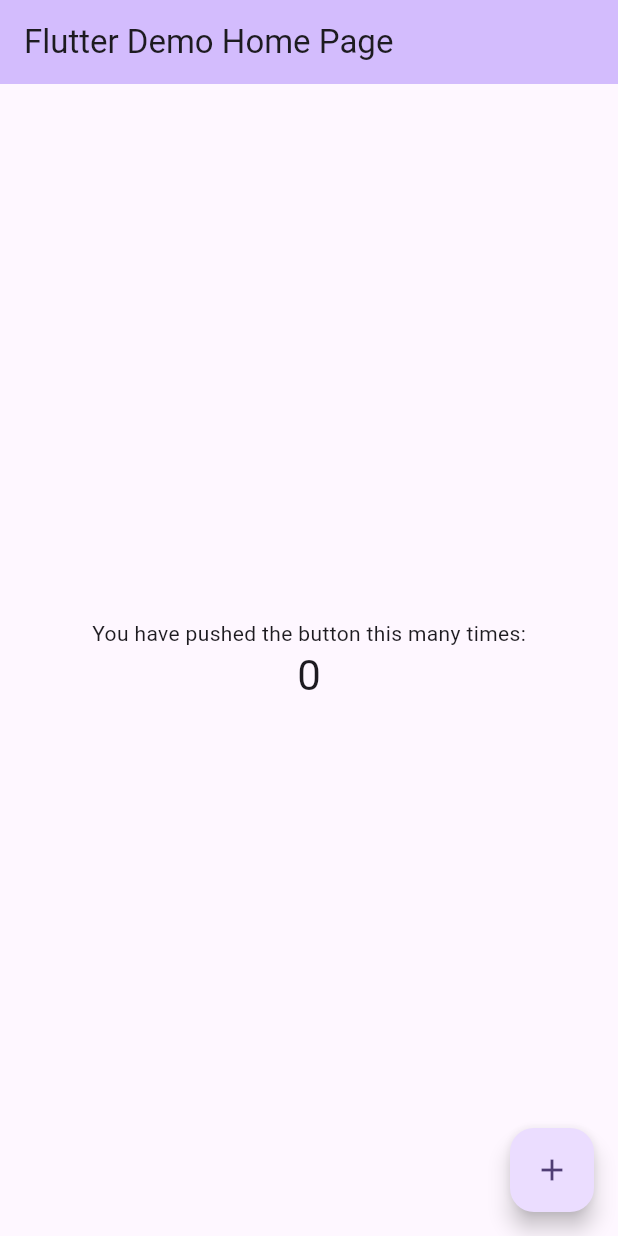
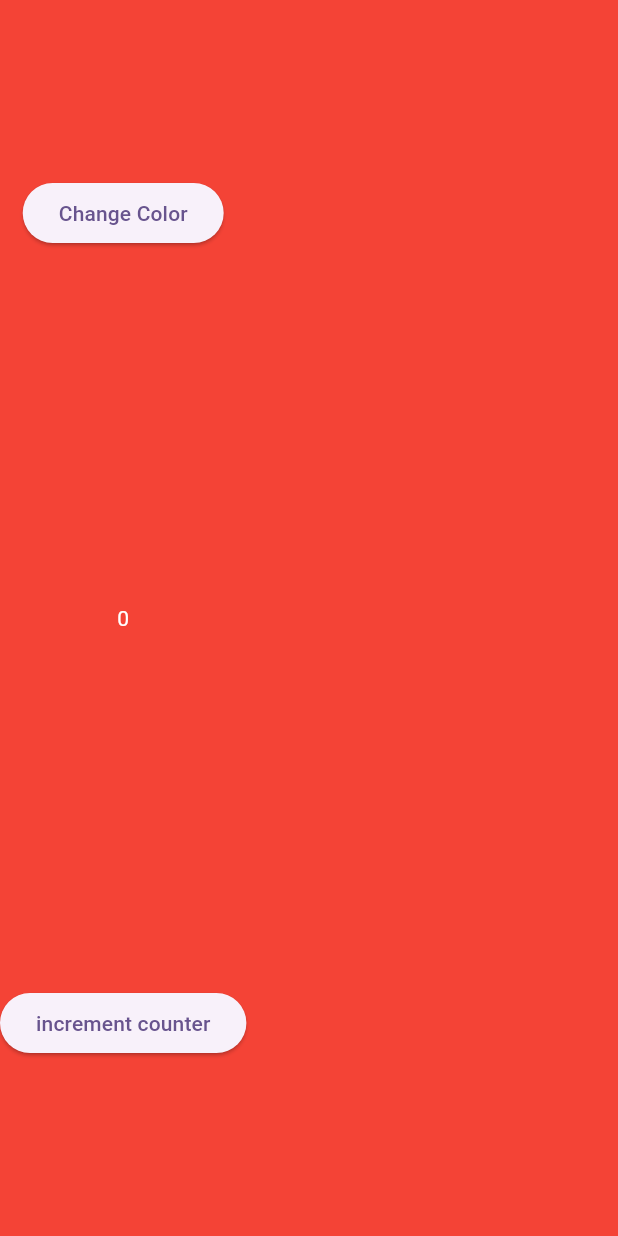
Before and after one commit to Qunnnn/bloc, a Flutter app: the screen it shows after launch, on a phone screen of 412 x 824 dp. Run offline on Flutter 3.47's test engine with Material 2 defaults, Android fonts, the light colour scheme and no system bars; our stand-ins replace equatable, flutter_bloc.

Commit message:
done bloc_2_bloc

```diff
--- /dev/null
+++ b/bloc_2_bloc/lib/blocs/color/color_bloc.dart
@@ -0,0 +1,22 @@
+import 'package:equatable/equatable.dart';
+import 'package:flutter/material.dart';
+import 'package:flutter_bloc/flutter_bloc.dart';
+
+part 'color_state.dart';
+part 'color_event.dart';
+
+class ColorBloc extends Bloc<ColorEvent, ColorState> {
+  ColorBloc() : super(ColorState.initial()) {
+    on<ChangeColorEvent>((event, emit) {
+      if (state.color == Colors.red) {
+        emit(state.copyWith(color: Colors.blue));
+      } else if (state.color == Colors.blue) {
+        emit(state.copyWith(color: Colors.green));
+      } else if (state.color == Colors.green) {
+        emit(state.copyWith(color: Colors.black));
+      } else if (state.color == Colors.black) {
+        emit(state.copyWith(color: Colors.red));
+      }
+    });
+  }
+}
--- /dev/null
+++ b/bloc_2_bloc/lib/blocs/color/color_event.dart
@@ -0,0 +1,4 @@
+part of 'color_bloc.dart';
+
+abstract class ColorEvent{}
+class ChangeColorEvent extends ColorEvent{}
--- /dev/null
+++ b/bloc_2_bloc/lib/blocs/color/color_state.dart
@@ -0,0 +1,21 @@
+part of 'color_bloc.dart';
+
+class ColorState extends Equatable {
+  const ColorState({required this.color});
+  final Color color;
+
+  factory ColorState.initial() {
+    return const ColorState(color: Colors.red);
+  }
+
+  @override
+  List<Object> get props => [color];
+
+  ColorState copyWith({
+    Color? color,
+  }) {
+    return ColorState(
+      color: color ?? this.color,
+    );
+  }
+}
--- /dev/null
+++ b/bloc_2_bloc/lib/blocs/counter/counter_bloc.dart
@@ -0,0 +1,36 @@
+import 'dart:async';
+import 'package:bloc_2_bloc/blocs/color/color_bloc.dart';
+import 'package:equatable/equatable.dart';
+import 'package:flutter/material.dart';
+import 'package:flutter_bloc/flutter_bloc.dart';
+
+part 'counter_state.dart';
+part 'counter_event.dart';
+
+class CounterBloc extends Bloc<CounterEvent, CounterState> {
+  final ColorBloc colorBloc;
+  late final StreamSubscription colorSub;
+  int incrementSize = 1;
+  CounterBloc({required this.colorBloc}) : super(CounterState.initial()) {
+    colorSub = colorBloc.stream.listen((ColorState colorState) {
+      if (colorState.color == Colors.red) {
+        incrementSize = 1;
+      } else if (colorState.color == Colors.blue) {
+        incrementSize = 10;
+      } else if (colorState.color == Colors.green) {
+        incrementSize = 100;
+      } else if (colorState.color == Colors.black) {
+        incrementSize = -100;
+        add(IncreamentEvent());
+      }
+    });
+    on<IncreamentEvent>((event, emit) {
+      emit(state.copyWith(counter: state.counter + incrementSize));
+    });
+  }
+  @override
+  Future<void> close() {
+    colorSub.cancel();
+    return super.close();
+  }
+}
--- /dev/null
+++ b/bloc_2_bloc/lib/blocs/counter/counter_event.dart
@@ -0,0 +1,5 @@
+part of 'counter_bloc.dart';
+
+abstract class CounterEvent {}
+
+class IncreamentEvent extends CounterEvent {}
--- /dev/null
+++ b/bloc_2_bloc/lib/blocs/counter/counter_state.dart
@@ -0,0 +1,22 @@
+part of 'counter_bloc.dart';
+
+class CounterState extends Equatable {
+
+  const CounterState({required this.counter});
+  final int counter;
+
+  factory CounterState.initial() {
+    return const CounterState(counter: 0);
+  }
+
+  @override
+  List<Object> get props => [counter];
+
+  CounterState copyWith({
+    int? counter,
+  }) {
+    return CounterState(
+      counter: counter ?? this.counter,
+    );
+  }
+}
--- a/bloc_2_bloc/lib/main.dart
+++ b/bloc_2_bloc/lib/main.dart
@@ -1,4 +1,7 @@
+import 'package:bloc_2_bloc/blocs/color/color_bloc.dart';
+import 'package:bloc_2_bloc/blocs/counter/counter_bloc.dart';
 import 'package:flutter/material.dart';
+import 'package:flutter_bloc/flutter_bloc.dart';
 
 void main() {
   runApp(const MyApp());
@@ -6,120 +9,58 @@ void main() {
 
 class MyApp extends StatelessWidget {
   const MyApp({super.key});
-
-  // This widget is the root of your application.
   @override
   Widget build(BuildContext context) {
-    return MaterialApp(
+    return MultiBlocProvider(
+      providers: [
+        BlocProvider<ColorBloc>(
+          create: (context) => ColorBloc(),
+        ),
+        BlocProvider<CounterBloc>(
+          create: (context) => CounterBloc(
+            colorBloc: context.read<ColorBloc>(),
+          ),
+        ),
+      ],
+      child: MaterialApp(
         title: 'Flutter Demo',
         theme: ThemeData(
-        // This is the theme of your application.
-        //
-        // TRY THIS: Try running your application with "flutter run". You'll see
-        // the application has a blue toolbar. Then, without quitting the app,
-        // try changing the seedColor in the colorScheme below to Colors.green
-        // and then invoke "hot reload" (save your changes or press the "hot
-        // reload" button in a Flutter-supported IDE, or press "r" if you used
-        // the command line to start the app).
-        //
-        // Notice that the counter didn't reset back to zero; the application
-        // state is not lost during the reload. To reset the state, use hot
-        // restart instead.
-        //
-        // This works for code too, not just values: Most code changes can be
-        // tested with just a hot reload.
           colorScheme: ColorScheme.fromSeed(seedColor: Colors.deepPurple),
           useMaterial3: true,
         ),
-      home: const MyHomePage(title: 'Flutter Demo Home Page'),
+        home: const MyHomePage(),
+      ),
     );
   }
 }
 
-class MyHomePage extends StatefulWidget {
-  const MyHomePage({super.key, required this.title});
-
-  // This widget is the home page of your application. It is stateful, meaning
-  // that it has a State object (defined below) that contains fields that affect
-  // how it looks.
-
-  // This class is the configuration for the state. It holds the values (in this
-  // case the title) provided by the parent (in this case the App widget) and
-  // used by the build method of the State. Fields in a Widget subclass are
-  // always marked "final".
-
-  final String title;
-
-  @override
-  State<MyHomePage> createState() => _MyHomePageState();
-}
-
-class _MyHomePageState extends State<MyHomePage> {
-  int _counter = 0;
-
-  void _incrementCounter() {
-    setState(() {
-      // This call to setState tells the Flutter framework that something has
-      // changed in this State, which causes it to rerun the build method below
-      // so that the display can reflect the updated values. If we changed
-      // _counter without calling setState(), then the build method would not be
-      // called again, and so nothing would appear to happen.
-      _counter++;
-    });
-  }
+class MyHomePage extends StatelessWidget {
+  const MyHomePage({super.key});
 
   @override
   Widget build(BuildContext context) {
-    // This method is rerun every time setState is called, for instance as done
-    // by the _incrementCounter method above.
-    //
-    // The Flutter framework has been optimized to make rerunning build methods
-    // fast, so that you can just rebuild anything that needs updating rather
-    // than having to individually change instances of widgets.
     return Scaffold(
-      appBar: AppBar(
-        // TRY THIS: Try changing the color here to a specific color (to
-        // Colors.amber, perhaps?) and trigger a hot reload to see the AppBar
-        // change color while the other colors stay the same.
-        backgroundColor: Theme.of(context).colorScheme.inversePrimary,
-        // Here we take the value from the MyHomePage object that was created by
-        // the App.build method, and use it to set our appbar title.
-        title: Text(widget.title),
+      backgroundColor: context.watch<ColorBloc>().state.color,
+      body: Column(
+        mainAxisAlignment: MainAxisAlignment.spaceAround,
+        children: [
+          ElevatedButton(
+              onPressed: () {
+                context.read<ColorBloc>().add(ChangeColorEvent());
+              },
+              child: const Text('Change Color')),
+          Text(
+            '${context.watch<CounterBloc>().state.counter}',
+            style: TextStyle(color: Colors.white),
           ),
-      body: Center(
-        // Center is a layout widget. It takes a single child and positions it
-        // in the middle of the parent.
-        child: Column(
-          // Column is also a layout widget. It takes a list of children and
-          // arranges them vertically. By default, it sizes itself to fit its
-          // children horizontally, and tries to be as tall as its parent.
-          //
-          // Column has various properties to control how it sizes itself and
-          // how it positions its children. Here we use mainAxisAlignment to
-          // center the children vertically; the main axis here is the vertical
-          // axis because Columns are vertical (the cross axis would be
-          // horizontal).
-          //
-          // TRY THIS: Invoke "debug painting" (choose the "Toggle Debug Paint"
-          // action in the IDE, or press "p" in the console), to see the
-          // wireframe for each widget.
-          mainAxisAlignment: MainAxisAlignment.center,
-          children: <Widget>[
-            const Text(
-              'You have pushed the button this many times:',
-            ),
-            Text(
-              '$_counter',
-              style: Theme.of(context).textTheme.headlineMedium,
+          ElevatedButton(
+            onPressed: () {
+              context.read<CounterBloc>().add(IncreamentEvent());
+            },
+            child: const Text('increment counter'),
           ),
         ],
       ),
-      ),
-      floatingActionButton: FloatingActionButton(
-        onPressed: _incrementCounter,
-        tooltip: 'Increment',
-        child: const Icon(Icons.add),
-      ), // This trailing comma makes auto-formatting nicer for build methods.
     );
   }
 }
--- a/bloc_2_bloc/pubspec.yaml
+++ b/bloc_2_bloc/pubspec.yaml
@@ -35,6 +35,8 @@ dependencies:
   # The following adds the Cupertino Icons font to your application.
   # Use with the CupertinoIcons class for iOS style icons.
   cupertino_icons: ^1.0.2
+  flutter_bloc: ^8.1.3
+  equatable: ^2.0.5
 
 dev_dependencies:
   flutter_test:
```
Also changed, not shown: bloc_2_bloc/pubspec.lock (added), 7 other files. Lines whose indentation alone changed are shown as unchanged.
